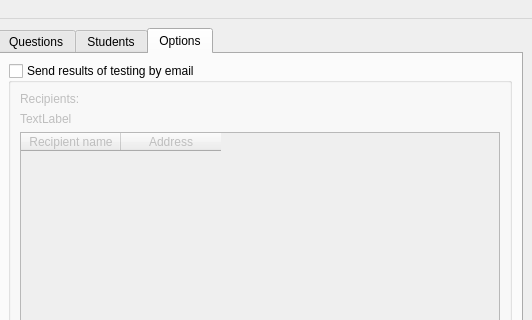
Before: the Qt Designer form admin_form.ui in Testorator/Testik, drawn with Qt 5; both pictures show x 298 to 830 and y 0 to 320 of the 830 by 586 pixel window.
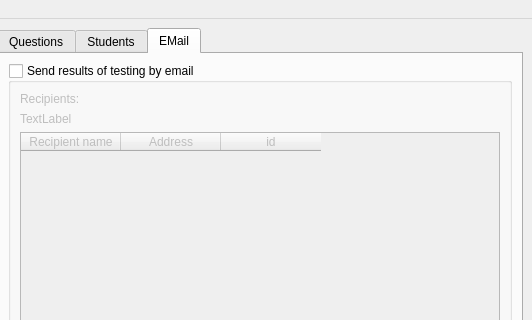
After: the same form once the commit is applied. Icons and pictures are not drawn.

The edit to the form file:
```diff
--- a/admin_form.ui
+++ b/admin_form.ui
@@ -296,7 +296,7 @@
          <normaloff>:/resourse/options</normaloff>:/resourse/options</iconset>
        </attribute>
        <attribute name="title">
-        <string>Options</string>
+        <string>EMail</string>
        </attribute>
        <layout class="QGridLayout" name="gridLayout_6">
         <item row="0" column="0">
@@ -341,7 +341,7 @@
                   <bool>true</bool>
                  </property>
                  <property name="columnCount">
-                  <number>2</number>
+                  <number>3</number>
                  </property>
                  <column>
                   <property name="text">
@@ -353,6 +353,11 @@
                    <string>Address</string>
                   </property>
                  </column>
+                 <column>
+                  <property name="text">
+                   <string>id</string>
+                  </property>
+                 </column>
                 </widget>
                </item>
               </layout>
```
Left out of the diff: 4 changed lines with no effect on the pictures.
